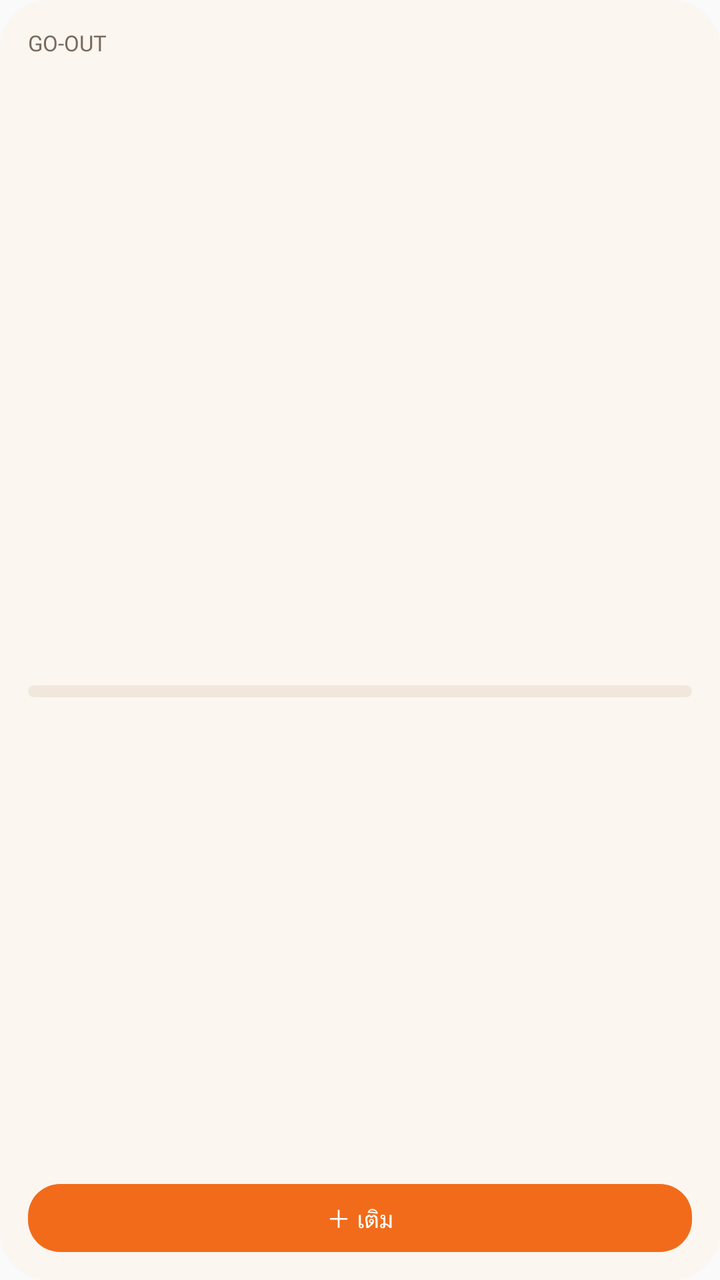
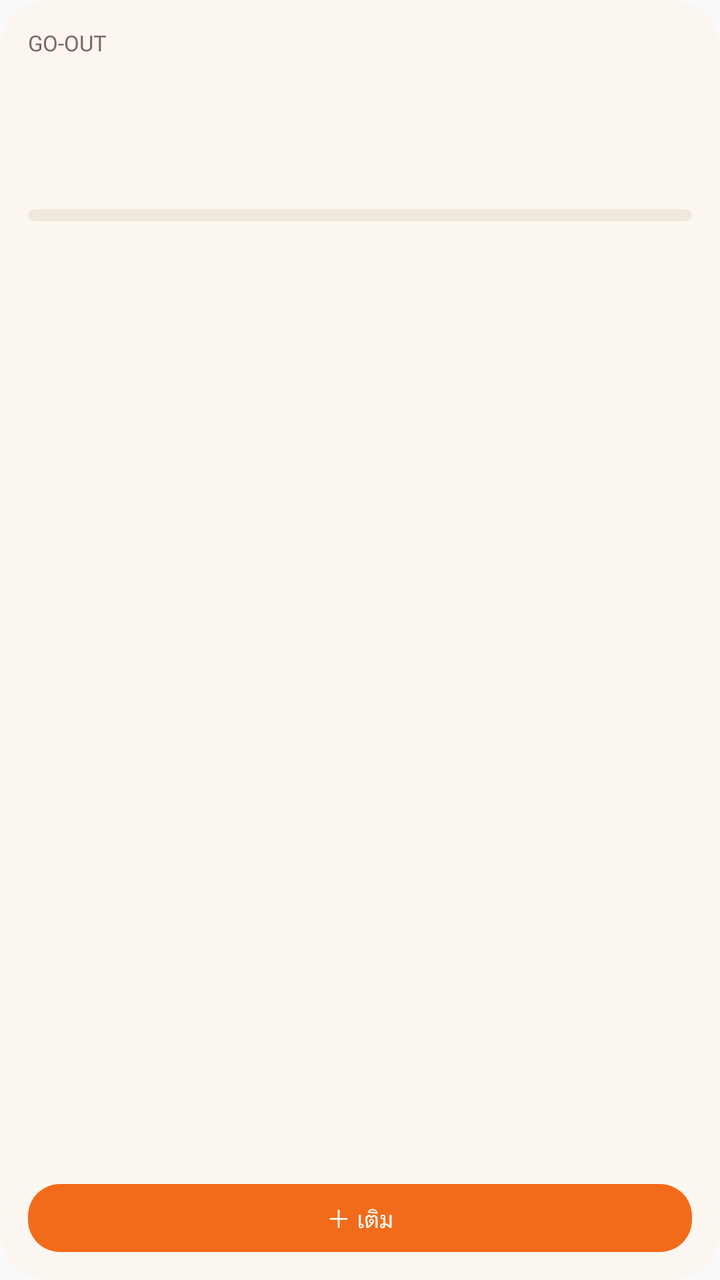

The first picture is an Android layout as it rendered before a commit; the second is the same layout after the commit. The layout source and the unified diff follow.
<!-- AndroidManifest.xml: application theme AppTheme -->
<!-- res/layout/widget_savings_2x2.xml -->
<?xml version="1.0" encoding="utf-8"?>
<LinearLayout xmlns:android="http://schemas.android.com/apk/res/android"
    android:id="@+id/w_card"
    android:layout_width="match_parent"
    android:layout_height="match_parent"
    android:orientation="vertical"
    android:background="@drawable/widget_bg"
    android:padding="14dp">

    <TextView
        android:id="@+id/w_room"
        android:layout_width="match_parent"
        android:layout_height="wrap_content"
        android:fontFamily="@font/ibm_plex_sans_thai_semibold"
        android:textColor="@color/widget_ink_muted"
        android:textSize="11sp"
        android:maxLines="1"
        android:ellipsize="end"
        android:text="@string/app_name" />

    <TextView
        android:layout_width="match_parent"
        android:layout_height="0dp"
        android:layout_weight="1" />

    <TextView
        android:id="@+id/w_pct"
        android:layout_width="match_parent"
        android:layout_height="wrap_content"
        android:fontFamily="@font/ibm_plex_mono_semibold"
        android:textColor="@color/widget_brand"
        android:textSize="30sp" />

    <TextView
        android:id="@+id/w_amount"
        android:layout_width="match_parent"
        android:layout_height="wrap_content"
        android:fontFamily="@font/ibm_plex_sans_thai_semibold"
        android:textColor="@color/widget_ink"
        android:textSize="14sp"
        android:maxLines="1"
        android:ellipsize="end" />

    <TextView
        android:id="@+id/w_amountsub"
        android:layout_width="match_parent"
        android:layout_height="wrap_content"
        android:fontFamily="@font/ibm_plex_sans_thai_regular"
        android:textColor="@color/widget_ink_muted"
        android:textSize="10sp"
        android:maxLines="1"
        android:ellipsize="end" />

    <ProgressBar
        android:id="@+id/w_progress"
        style="?android:attr/progressBarStyleHorizontal"
        android:layout_width="match_parent"
        android:layout_height="6dp"
        android:layout_marginTop="8dp"
        android:max="100"
        android:progressDrawable="@drawable/widget_progress" />

    <TextView
        android:layout_width="match_parent"
        android:layout_height="0dp"
        android:layout_weight="1" />

    <TextView
        android:id="@+id/w_add"
        android:layout_width="match_parent"
        android:layout_height="34dp"
        android:layout_marginTop="10dp"
        android:background="@drawable/widget_btn_primary"
        android:fontFamily="@font/ibm_plex_sans_thai_semibold"
        android:gravity="center"
        android:textColor="@color/widget_surface"
        android:textSize="12sp"
        android:text="@string/widget_add" />
</LinearLayout>
<!-- resources referenced by this layout -->
<resources>
  <color name="widget_brand">#F26B1A</color>
  <color name="widget_ink">#2A1A0E</color>
  <color name="widget_ink_muted">#7A6A5E</color>
  <color name="widget_surface">#FFFFFF</color>
  <!-- drawable widget_bg (drawable) -->
  <?xml version="1.0" encoding="utf-8"?>
  <shape xmlns:android="http://schemas.android.com/apk/res/android"
      android:shape="rectangle">
      <solid android:color="@color/widget_bg" />
      <corners android:radius="24dp" />
  </shape>
  <!-- drawable widget_btn_primary (drawable) -->
  <?xml version="1.0" encoding="utf-8"?>
  <shape xmlns:android="http://schemas.android.com/apk/res/android"
      android:shape="rectangle">
      <solid android:color="@color/widget_brand" />
      <corners android:radius="16dp" />
  </shape>
  <!-- drawable widget_progress (drawable) -->
  <?xml version="1.0" encoding="utf-8"?>
  <layer-list xmlns:android="http://schemas.android.com/apk/res/android">
      <item android:id="@android:id/background">
          <shape android:shape="rectangle">
              <solid android:color="@color/widget_well" />
              <corners android:radius="6dp" />
          </shape>
      </item>
      <item android:id="@android:id/progress">
          <clip>
              <shape android:shape="rectangle">
                  <solid android:color="@color/widget_brand" />
                  <corners android:radius="6dp" />
              </shape>
          </clip>
      </item>
  </layer-list>
  <string name="app_name">GO-OUT</string>
  <string name="widget_add">＋ เติม</string>
  <style name="AppTheme" parent="Theme.AppCompat.Light.DarkActionBar">
          
          <item name="colorPrimary">@color/colorPrimary</item>
          <item name="colorPrimaryDark">@color/colorPrimaryDark</item>
          <item name="colorAccent">@color/colorAccent</item>
      </style>
  <color name="widget_bg">#FBF6F0</color>
  <color name="widget_well">#F1E7DC</color>
</resources>

<!-- the commit's change to res/layout/widget_savings_2x2.xml (unified diff, before → after) -->
@@ -11,52 +11,62 @@
         android:id="@+id/w_room"
         android:layout_width="match_parent"
         android:layout_height="wrap_content"
+        android:ellipsize="end"
         android:fontFamily="@font/ibm_plex_sans_thai_semibold"
+        android:maxLines="1"
+        android:text="@string/app_name"
         android:textColor="@color/widget_ink_muted"
-        android:textSize="11sp"
-        android:maxLines="1"
-        android:ellipsize="end"
-        android:text="@string/app_name" />
+        android:textSize="11sp" />
+
+    <LinearLayout
+        android:layout_width="match_parent"
+        android:layout_height="wrap_content"
+        android:layout_marginTop="12dp"
+        android:baselineAligned="true"
+        android:gravity="bottom"
+        android:orientation="horizontal">
+
+        <TextView
+            android:id="@+id/w_due"
+            android:layout_width="wrap_content"
+            android:layout_height="wrap_content"
+            android:ellipsize="end"
+            android:fontFamily="@font/ibm_plex_sans_thai_semibold"
+            android:maxLines="1"
+            android:textColor="@color/widget_ink"
+            android:textSize="28sp" />
+
+        <TextView
+            android:id="@+id/w_due_label"
+            android:layout_width="0dp"
+            android:layout_height="wrap_content"
+            android:layout_marginStart="8dp"
+            android:layout_marginBottom="2dp"
+            android:layout_weight="1"
+            android:ellipsize="end"
+            android:fontFamily="@font/ibm_plex_sans_thai_semibold"
+            android:maxLines="1"
+            android:textColor="@color/widget_brand_deep"
+            android:textSize="11sp" />
+    </LinearLayout>
 
     <TextView
-        android:layout_width="match_parent"
-        android:layout_height="0dp"
-        android:layout_weight="1" />
-
-    <TextView
-        android:id="@+id/w_pct"
+        android:id="@+id/w_support"
         android:layout_width="match_parent"
         android:layout_height="wrap_content"
-        android:fontFamily="@font/ibm_plex_mono_semibold"
-        android:textColor="@color/widget_brand"
-        android:textSize="30sp" />
-
-    <TextView
-        android:id="@+id/w_amount"
-        android:layout_width="match_parent"
-        android:layout_height="wrap_content"
-        android:fontFamily="@font/ibm_plex_sans_thai_semibold"
-        android:textColor="@color/widget_ink"
-        android:textSize="14sp"
+        android:layout_marginTop="4dp"
+        android:ellipsize="end"
+        android:fontFamily="@font/ibm_plex_sans_thai_regular"
         android:maxLines="1"
-        android:ellipsize="end" />
-
-    <TextView
-        android:id="@+id/w_amountsub"
-        android:layout_width="match_parent"
-        android:layout_height="wrap_content"
-        android:fontFamily="@font/ibm_plex_sans_thai_regular"
         android:textColor="@color/widget_ink_muted"
-        android:textSize="10sp"
-        android:maxLines="1"
-        android:ellipsize="end" />
+        android:textSize="10sp" />
 
     <ProgressBar
         android:id="@+id/w_progress"
         style="?android:attr/progressBarStyleHorizontal"
         android:layout_width="match_parent"
         android:layout_height="6dp"
-        android:layout_marginTop="8dp"
+        android:layout_marginTop="9dp"
         android:max="100"
         android:progressDrawable="@drawable/widget_progress" />
 
@@ -69,11 +79,10 @@
         android:id="@+id/w_add"
         android:layout_width="match_parent"
         android:layout_height="34dp"
-        android:layout_marginTop="10dp"
         android:background="@drawable/widget_btn_primary"
         android:fontFamily="@font/ibm_plex_sans_thai_semibold"
         android:gravity="center"
+        android:text="@string/widget_add"
         android:textColor="@color/widget_surface"
-        android:textSize="12sp"
-        android:text="@string/widget_add" />
+        android:textSize="12sp" />
 </LinearLayout>
<!-- resource entries referenced after the edit -->
@@ -1,5 +1,6 @@
 <!-- resources referenced by this layout -->
 <resources>
+  <color name="widget_brand_deep">#8E3F0D</color>
   <color name="widget_brand">#F26B1A</color>
   <color name="widget_ink">#2A1A0E</color>
   <color name="widget_ink_muted">#7A6A5E</color>
